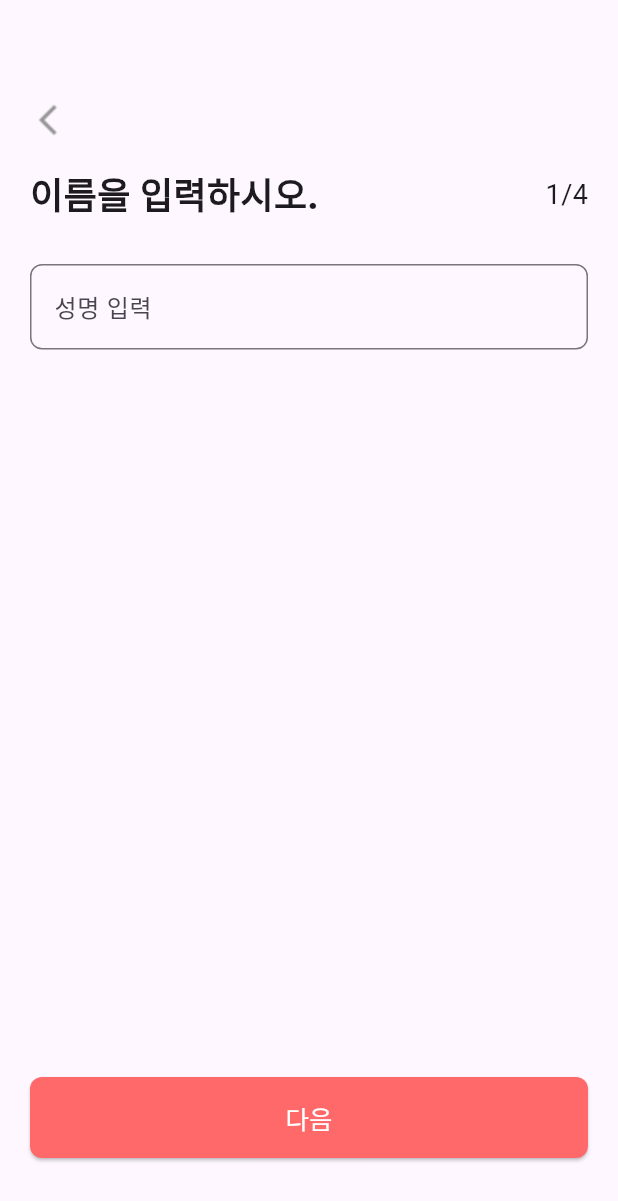
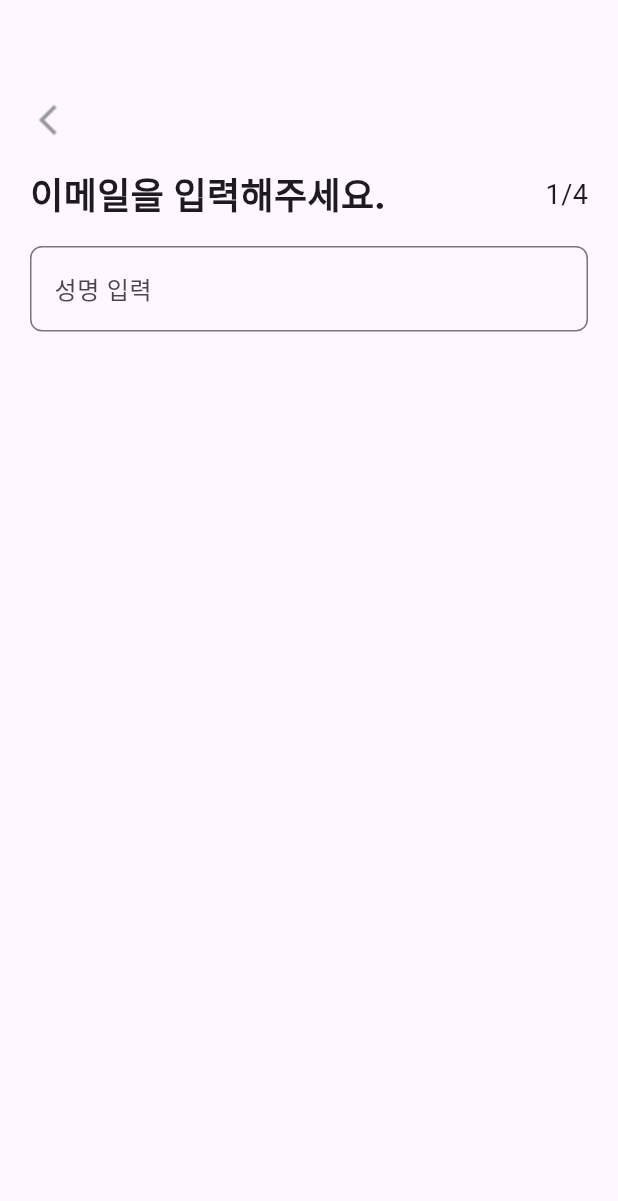
Before and after one commit to ReadMark/ReadMark_Flutter_code, a Flutter app: the screen it shows after launch, after a tap on "로그인", on a phone screen of 412 x 824 dp. Shown: the top 1201 px of the screen. Run offline on Flutter 3.47's test engine with Material 3 defaults, Android fonts, the phone set to English and light mode, and no system bars.

Commit message:
commit(login page) : add new login page

```diff
--- a/readmark/lib/layout/login_button_layout.dart
+++ /dev/null
@@ -1,36 +0,0 @@
-import 'package:flutter/material.dart';
-
-class LoginButtonLayout extends StatelessWidget {
-  final String acting;
-  final VoidCallback onPressed;
-
-  const LoginButtonLayout({
-    super.key,
-    required this.acting,
-    required this.onPressed,
-  });
-
-  @override
-  Widget build(BuildContext context) {
-    return Padding(
-      padding: EdgeInsets.symmetric(horizontal: 20),
-      child: SizedBox(
-        height: 54,
-        width: double.infinity,
-        child: ElevatedButton(
-          onPressed: onPressed,
-
-          style: ElevatedButton.styleFrom(
-            shape: RoundedRectangleBorder(
-              borderRadius: BorderRadius.circular(8),
-            ),
-            backgroundColor: Color(0xFFFF6969),
-            foregroundColor: Colors.white,
-            textStyle: TextStyle(fontSize: 17),
-          ),
-          child: Text(acting),
-        ),
-      ),
-    );
-  }
-}
--- a/readmark/lib/layout/login_layout.dart
+++ /dev/null
@@ -1,73 +0,0 @@
-import 'package:flutter/material.dart';
-import 'package:readmark/layout/login_button_layout.dart';
-import 'package:readmark/layout/text_button_layout.dart';
-import 'package:readmark/layout/text_feild.dart';
-
-class LoginLayout extends StatelessWidget {
-  final act;
-  final now;
-  final buttonText;
-  final fieldiInput;
-
-  const LoginLayout({
-    super.key,
-    required this.act,
-    required this.now,
-    required this.buttonText,
-    required this.fieldiInput,
-  });
-
-  @override
-  Widget build(BuildContext context) {
-    return Scaffold(
-      body: Padding(
-        padding: EdgeInsets.symmetric(horizontal: 20),
-        child: Column(
-          crossAxisAlignment: CrossAxisAlignment.start,
-          children: [
-            SizedBox(height: 68),
-            ImageButtonLayout(),
-            SizedBox(height: 20),
-            Title(acting: act, current: now),
-            SizedBox(height: 28),
-            TextFeild(acting: fieldiInput),
-          ],
-        ),
-      ),
-      bottomNavigationBar: Padding(
-        padding: EdgeInsets.symmetric(vertical: 52),
-        child: LoginButtonLayout(acting: buttonText, onPressed: () {}),
-      ),
-    );
-  }
-}
-
-class ImageButtonLayout extends StatelessWidget {
-  const ImageButtonLayout({super.key});
-
-  @override
-  Widget build(BuildContext context) {
-    return Row(
-      mainAxisAlignment: MainAxisAlignment.start,
-      children: [ImgButtonLayout()],
-    );
-  }
-}
-
-class Title extends StatelessWidget {
-  final acting;
-  final current;
-
-  const Title({super.key, required this.acting, required this.current});
-
-  @override
-  Widget build(BuildContext context) {
-    return Row(
-      mainAxisAlignment: MainAxisAlignment.spaceBetween,
-      children: [
-        TitleText(acting: acting),
-        Text("$current/4", style: TextStyle(fontSize: 18)),
-      ],
-    );
-  }
-}
--- a/readmark/lib/layout/text_button_layout.dart
+++ /dev/null
@@ -1,37 +0,0 @@
-import 'package:flutter/material.dart';
-
-class TextButtonLayout extends StatelessWidget {
-  final acting;
-
-  const TextButtonLayout({super.key, required this.acting});
-
-  @override
-  Widget build(BuildContext context) {
-    return Center(
-      child: GestureDetector(
-        onTap: () {
-          if (acting == "돌아가기") {
-            Navigator.of(context).pop();
-          } else if (acting == "회원가입") {}
-        },
-        child: Text(acting, style: TextStyle(fontWeight: FontWeight.w700)),
-      ),
-    );
-  }
-}
-
-class ImgButtonLayout extends StatelessWidget {
-  const ImgButtonLayout({super.key});
-
-  @override
-  Widget build(BuildContext context) {
-    return Center(
-      child: GestureDetector(
-        onTap: () {
-          Navigator.of(context).pop();
-        },
-        child: Image.asset('assets/img/backarrow.png'),
-      ),
-    );
-  }
-}
--- a/readmark/lib/layout/text_feild.dart
+++ /dev/null
@@ -1,32 +0,0 @@
-import 'package:flutter/material.dart';
-
-class TextFeild extends StatelessWidget {
-  final acting;
-
-  const TextFeild({super.key, required this.acting});
-
-  @override
-  Widget build(BuildContext context) {
-    return TextField(
-      decoration: InputDecoration(
-        hintText: acting,
-        border: OutlineInputBorder(borderRadius: BorderRadius.circular(8)),
-      ),
-    );
-  }
-}
-
-class TitleText extends StatelessWidget {
-  final acting;
-
-  const TitleText({super.key, required this.acting});
-
-  @override
-  Widget build(BuildContext context) {
-    return Text(
-      acting,
-      style: TextStyle(fontSize: 24, fontWeight: FontWeight.w800),
-      textAlign: TextAlign.left,
-    );
-  }
-}
--- a/readmark/lib/login/login_first_screen.dart
+++ /dev/null
@@ -1,16 +0,0 @@
-import 'package:flutter/material.dart';
-import 'package:readmark/layout/login_layout.dart';
-
-class LoginFirstScreen extends StatelessWidget {
-  const LoginFirstScreen({super.key});
-
-  @override
-  Widget build(BuildContext context) {
-    return LoginLayout(
-      act: "이름을 입력하시오.",
-      now: 1,
-      buttonText: "다음",
-      fieldiInput: "성명 입력",
-    );
-  }
-}
--- /dev/null
+++ b/readmark/lib/login/login_main_page.dart
@@ -0,0 +1,93 @@
+import 'package:flutter/material.dart';
+import 'package:readmark/login/login_page.dart';
+
+class LoginMainPage extends StatefulWidget {
+  const LoginMainPage({super.key});
+
+  @override
+  State<LoginMainPage> createState() => _LoginMainPageState();
+}
+
+class _LoginMainPageState extends State<LoginMainPage> {
+  @override
+  Widget build(BuildContext context) {
+    return Scaffold(
+      body: SizedBox(
+        width: double.infinity,
+        child: Column(
+          mainAxisAlignment: MainAxisAlignment.center,
+          children: [
+            Spacer(flex: 1),
+            Image.asset("assets/img/readmark.png"),
+
+            Spacer(flex: 1),
+            infoText(),
+            nextButton(onPressed: LoginStart),
+            SizedBox(height: 52),
+          ],
+        ),
+      ),
+    );
+  }
+
+  LoginStart() {
+    Navigator.of(context).push(
+      MaterialPageRoute(
+        builder: (BuildContext context) {
+          return LoginPage();
+        },
+      ),
+    );
+  }
+}
+
+class infoText extends StatelessWidget {
+  const infoText({super.key});
+
+  @override
+  Widget build(BuildContext context) {
+    return Row(
+      mainAxisAlignment: MainAxisAlignment.center,
+      children: [
+        Text(
+          "아직 계정이 없으신가요? ",
+          style: TextStyle(
+            fontWeight: FontWeight.w500,
+            color: Color(0xFFB4B4B4),
+          ),
+        ),
+        GestureDetector(
+          onTap: () {},
+          child: Text("회원가입", style: TextStyle(fontWeight: FontWeight.w800)),
+        ),
+      ],
+    );
+  }
+}
+
+class nextButton extends StatelessWidget {
+  final VoidCallback onPressed;
+
+  const nextButton({super.key, required this.onPressed});
+
+  @override
+  Widget build(BuildContext context) {
+    return Padding(
+      padding: EdgeInsets.only(left: 20, right: 20, top: 4),
+      child: SizedBox(
+        width: double.infinity,
+        height: 52,
+        child: ElevatedButton(
+          onPressed: onPressed,
+          child: Text("로그인", style: TextStyle(color: Colors.white)),
+          style: ElevatedButton.styleFrom(
+            backgroundColor: Color(0xFFFF6969),
+            shape: RoundedRectangleBorder(
+              borderRadius: BorderRadius.circular(8),
+            ),
+          ),
+        ),
+      ),
+    );
+  }
+}
--- /dev/null
+++ b/readmark/lib/login/login_page.dart
@@ -0,0 +1,63 @@
+import 'package:flutter/material.dart';
+
+class LoginPage extends StatelessWidget {
+  LoginPage({super.key});
+
+  @override
+  final acting = [
+    "이름을 입력해주세요.",
+    "이메일을 입력해주세요.",
+    "아이디를 입력해주세요..",
+    "비밀번호를 입력해주세요.",
+  ];
+
+  final actingHint = ["성명 입력", "이메일 입력", "아이디 입력", "비밀번호 입력"];
+
+  Widget build(BuildContext context) {
+    return Scaffold(
+      body: Column(
+        children: [
+          SizedBox(height: 68),
+          Padding(
+            padding: EdgeInsets.only(left: 20, bottom: 20),
+            child: Row(
+              mainAxisAlignment: MainAxisAlignment.start,
+              children: [
+                GestureDetector(
+                  onTap: () {
+                    Navigator.of(context).pop();
+                  },
+                  child: Image.asset("assets/img/backarrow.png"),
+                ),
+              ],
+            ),
+          ),
+          Padding(
+            padding: EdgeInsets.symmetric(horizontal: 20),
+            child: Row(
+              mainAxisAlignment: MainAxisAlignment.spaceBetween,
+              children: [
+                Text(
+                  acting[1],
+                  style: TextStyle(fontSize: 24, fontWeight: FontWeight.w800),
+                ),
+                Text("1/4", style: TextStyle(fontSize: 18)),
+              ],
+            ),
+          ),
+          Padding(
+            padding: EdgeInsets.only(left: 20, right: 20, top: 16),
+            child: TextField(
+              decoration: InputDecoration(
+                hintText: actingHint[0],
+                border: OutlineInputBorder(
+                  borderRadius: BorderRadius.circular(8),
+                ),
+              ),
+            ),
+          ),
+        ],
+      ),
+    );
+  }
+}
--- a/readmark/lib/login/login_screen.dart
+++ /dev/null
@@ -1,78 +0,0 @@
-import 'package:flutter/material.dart';
-import 'package:readmark/layout/login_button_layout.dart';
-import 'package:readmark/layout/login_layout.dart';
-import 'package:readmark/layout/text_button_layout.dart';
-import 'package:readmark/login/login_first_screen.dart';
-
-class LoginScreen extends StatefulWidget {
-  const LoginScreen({super.key});
-
-  @override
-  State<LoginScreen> createState() => _LoginScreenState();
-}
-
-class _LoginScreenState extends State<LoginScreen> {
-  @override
-  Widget build(BuildContext context) {
-    return Scaffold(
-      body: SafeArea(
-        child: Column(
-          mainAxisAlignment: MainAxisAlignment.center,
-
-          children: [
-            Spacer(flex: 10),
-            ReadmarkImg(),
-
-            Spacer(flex: 10),
-
-            InfoText(onPressed: nextPagebutton),
-            Spacer(flex: 1),
-          ],
-        ),
-      ),
-    );
-  }
-
-  nextPagebutton() {
-    Navigator.of(context).push(
-      MaterialPageRoute(
-        builder: (BuildContext context) {
-          return LoginFirstScreen();
-        },
-      ),
-    );
-  }
-}
-
-class ReadmarkImg extends StatelessWidget {
-  const ReadmarkImg({super.key});
-
-  @override
-  Widget build(BuildContext context) {
-    return Image.asset('assets/img/readmark.png');
-  }
-}
-
-class InfoText extends StatelessWidget {
-  final VoidCallback onPressed;
-
-  const InfoText({super.key, required this.onPressed});
-
-  @override
-  Widget build(BuildContext context) {
-    return Column(
-      children: [
-        Row(
-          mainAxisAlignment: MainAxisAlignment.center,
-          children: [
-            Text("아직 계정이 없으신가요?"),
-            SizedBox(width: 8),
-            TextButtonLayout(acting: "회원가입"),
-          ],
-        ),
-        SizedBox(height: 4),
-        LoginButtonLayout(acting: "로그인", onPressed: onPressed),
-      ],
-    );
-  }
-}
--- a/readmark/lib/main.dart
+++ b/readmark/lib/main.dart
@@ -1,9 +1,8 @@
 import 'package:flutter/material.dart';
-import 'package:readmark/login/login_screen.dart';
-import 'package:readmark/screen/home_screen.dart';
+import 'package:readmark/login/login_main_page.dart';
 
 void main() {
   runApp(
-    const MaterialApp(debugShowCheckedModeBanner: false, home: LoginScreen()),
+    const MaterialApp(debugShowCheckedModeBanner: false, home: LoginMainPage()),
   );
 }
--- a/readmark/lib/screen/home_screen.dart
+++ /dev/null
@@ -1,10 +0,0 @@
-import 'package:flutter/material.dart';
-
-class HomeScreen extends StatelessWidget {
-  const HomeScreen({super.key});
-
-  @override
-  Widget build(BuildContext context) {
-    return Scaffold(body: Container());
-  }
-}
--- a/readmark/lib/screen/load_screen.dart
+++ /dev/null
@@ -1,20 +0,0 @@
-import 'package:flutter/material.dart';
-
-class HomeScreen extends StatelessWidget {
-  const HomeScreen({super.key});
-
-  @override
-  Widget build(BuildContext context) {
-    return Scaffold(
-      body: SafeArea(
-        child: SizedBox(
-          width: double.infinity,
-          child: Column(
-            mainAxisAlignment: MainAxisAlignment.center,
-            children: [Image.asset("assets/img/readmark.png")],
-          ),
-        ),
-      ),
-    );
-  }
-}
```
